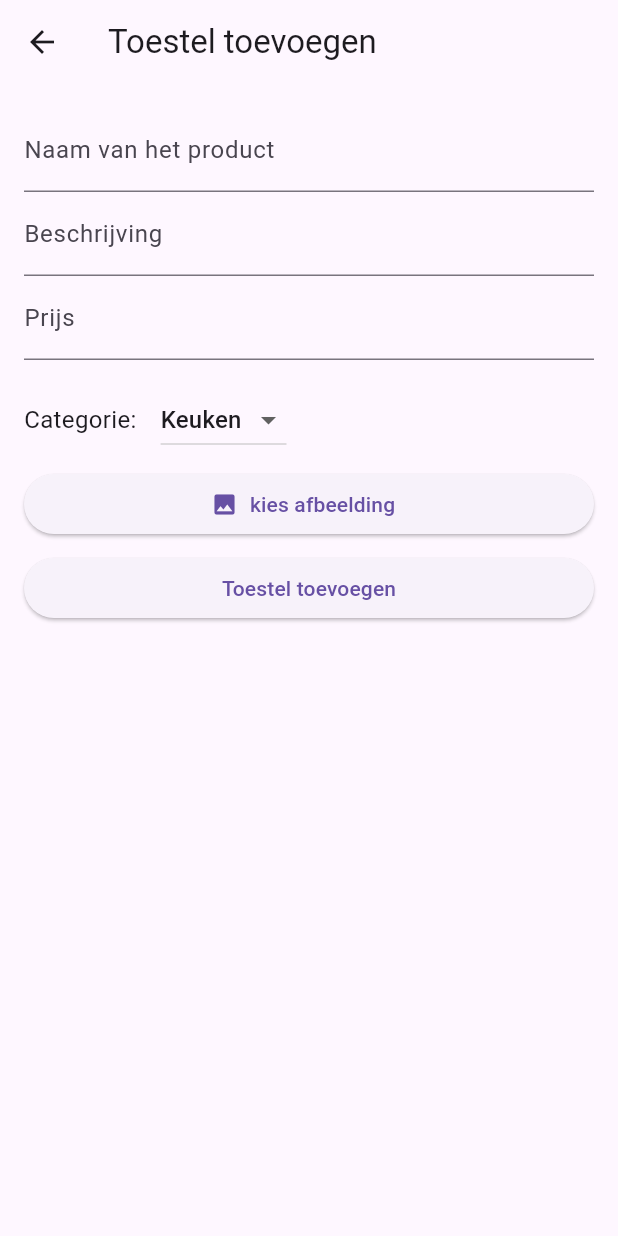
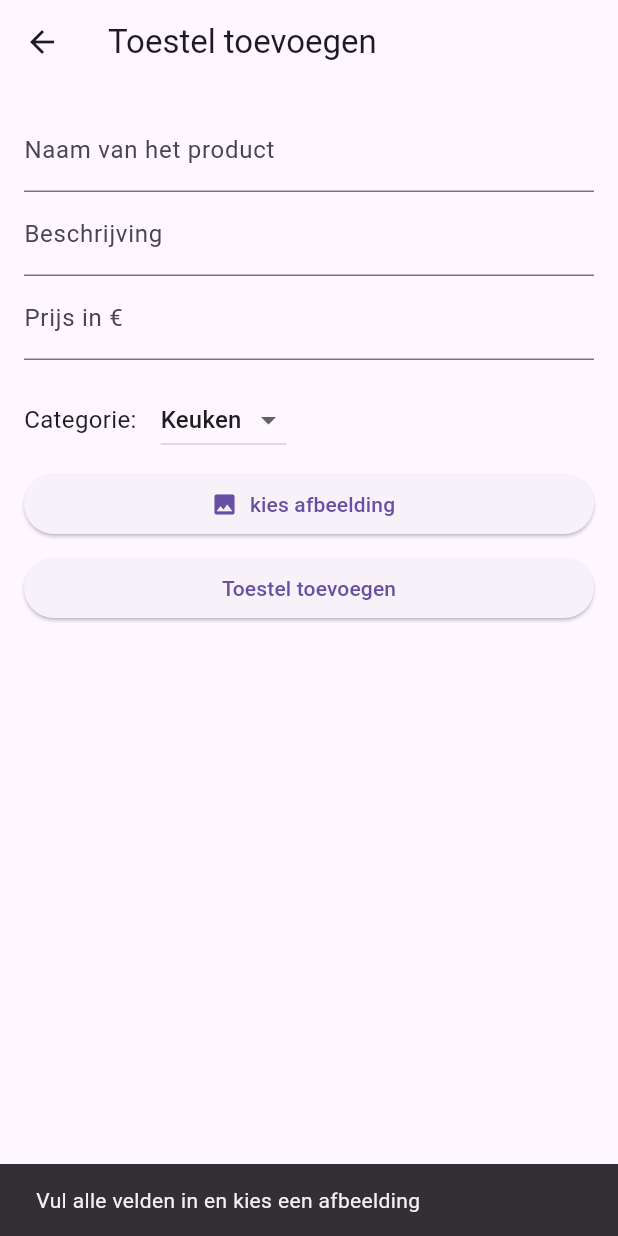
Before and after one commit to daandecorte/flutter, a Flutter app: the AddDevice screen opened directly, after a tap on "Toestel toevoegen", on a phone screen of 412 x 824 dp. Run offline on Flutter 3.47's test engine with Material 3 defaults, Android fonts, the phone set to English and light mode, and no system bars; our stand-ins replace cloud_firestore, file_picker, firebase_auth, firebase_core, firebase_storage; accounts and stored records are empty.

Commit message:
user feedback when adding a device

```diff
--- a/project/lib/screens/add-device-screen.dart
+++ b/project/lib/screens/add-device-screen.dart
@@ -23,7 +23,11 @@ class AddDeviceState extends State<AddDevice> {
   final priceController = TextEditingController();
   String selectedCategory = 'Keuken';
   Uint8List? selectedImage;
-
+Future<void> changeCategory(String category) async {
+  setState(() {
+    selectedCategory=category;
+  });
+}
 Future<void> pickImage() async {
   final result = await FilePicker.platform.pickFiles(
     type: FileType.image,
@@ -39,7 +43,23 @@ Future<void> pickImage() async {
   }
 }
   Future<void> uploadDevice() async {
-    if(selectedImage==null) return;
+    if (nameController.text.trim().isEmpty ||
+      descriptionController.text.trim().isEmpty ||
+      priceController.text.trim().isEmpty ||
+      selectedImage == null) {
+      ScaffoldMessenger.of(context).showSnackBar(
+        const SnackBar(content: Text('Vul alle velden in en kies een afbeelding')),
+      );
+      return;
+    }
+    double? price = double.tryParse(priceController.text.trim());
+    if (price == null) {
+      ScaffoldMessenger.of(context).showSnackBar(
+      const SnackBar(content: Text('Geef een geldige prijs op')),
+    );
+      return;
+    }
+    try {
     final storageRef = FirebaseStorage.instance.ref('devices/${DateTime.now().millisecondsSinceEpoch}.jpg');
     final base64Image = base64Encode(selectedImage!);
 
@@ -49,7 +69,7 @@ Future<void> pickImage() async {
       return;
     }
 
-    final userId = user.uid; // Get the UID of the logged-in user
+    final userId = user.uid;
 
     final device = Device(
       id: '',
@@ -62,7 +82,16 @@ Future<void> pickImage() async {
     );
 
     await FirebaseFirestore.instance.collection('devices').add(device.toMap());
+    ScaffoldMessenger.of(context).showSnackBar(
+      const SnackBar(content: Text('Toestel toegevoegd!')),
+    );
     Navigator.pop(context);
+    } catch (e) {
+    print("Upload error: $e");
+    ScaffoldMessenger.of(context).showSnackBar(
+      const SnackBar(content: Text('Er is iets misgegaan bij het uploaden')),
+    );
+    }
   }
 
   @override
@@ -75,7 +104,7 @@ Future<void> pickImage() async {
           children: [
             TextField(controller: nameController, decoration: const InputDecoration(labelText: "Naam van het product")),
             TextField(controller: descriptionController,decoration: const InputDecoration(labelText: "Beschrijving")),
-            TextField(controller: priceController,decoration: const InputDecoration(labelText: "Prijs")),
+            TextField(controller: priceController,decoration: const InputDecoration(labelText: "Prijs in €")),
             const SizedBox(height: 16),
             Row(
               mainAxisAlignment: MainAxisAlignment.start,
@@ -88,7 +117,7 @@ Future<void> pickImage() async {
                 const SizedBox(width: 16),
                 DropdownButton(
                   value: selectedCategory,
-                  onChanged: (value) => selectedCategory=value!,
+                  onChanged: (value) => changeCategory(value!),
                   items: [
                     DropdownMenuItem(value: "Keuken", child: Text("Keuken")),
                     DropdownMenuItem(value: "Poetsen", child: Text("Poetsen")),
@@ -97,7 +126,15 @@ Future<void> pickImage() async {
                 ),
               ]
             ),
-
+            if (selectedImage != null)
+              Padding(
+                padding: const EdgeInsets.symmetric(vertical: 8.0),
+                child: Image.memory(
+                  selectedImage!,
+                  height: 200,
+                  fit: BoxFit.contain,
+                ),
+              ),
             const SizedBox(height: 8),
             ElevatedButton.icon(onPressed: pickImage, label: const Text("kies afbeelding"), icon: const Icon(Icons.image),),
             const SizedBox(height: 8),
```
